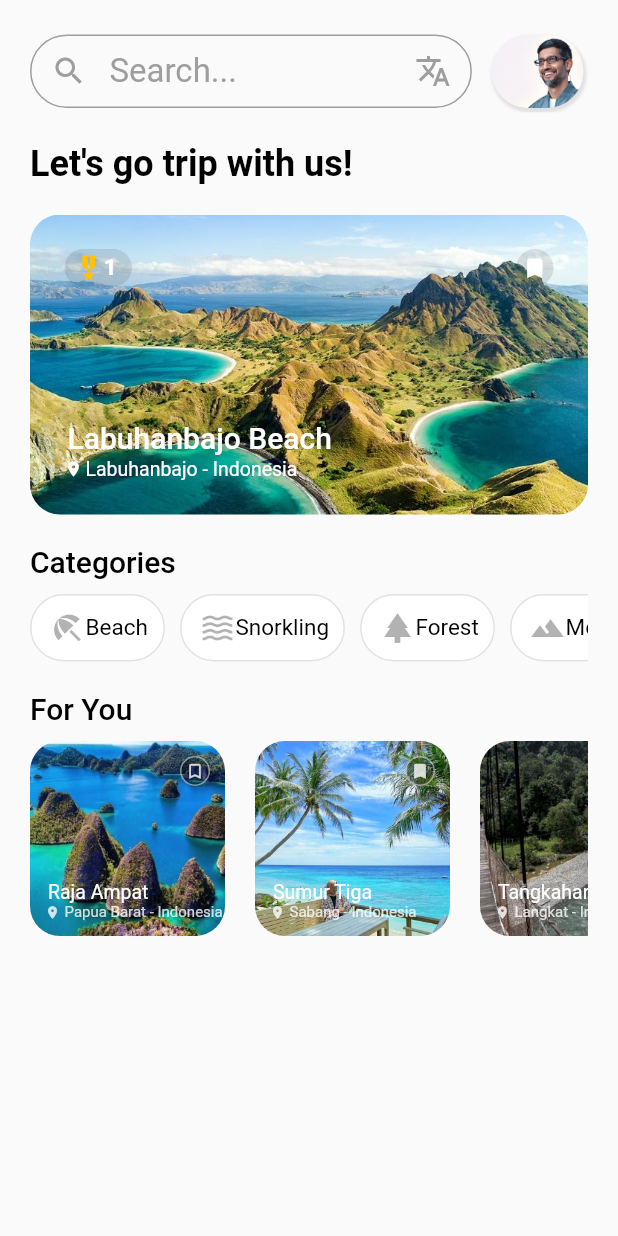
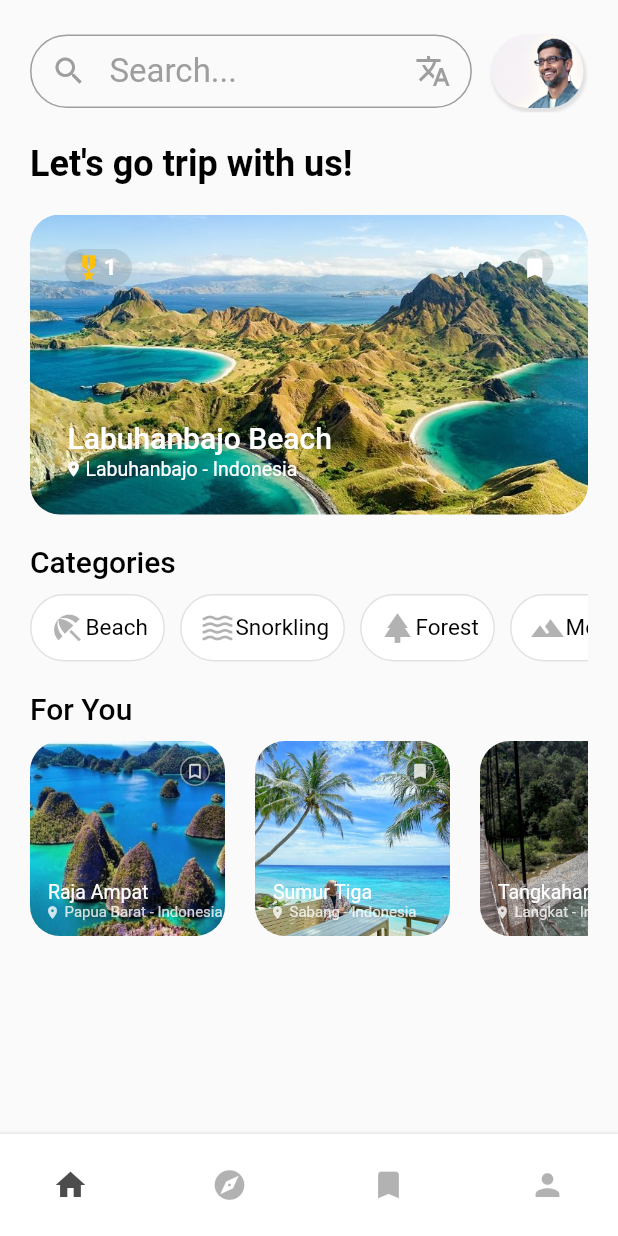
Before and after one commit to Syahro/travely, a Flutter app: the screen it shows after launch, on a phone screen of 412 x 824 dp. Run offline on Flutter 3.47's test engine with Material 2 defaults, Android fonts, the phone set to English and light mode, and no system bars; our stand-ins replace google_fonts.

Commit message:
add new NavBottomBar

```diff
--- a/lib/pages/home_page.dart
+++ b/lib/pages/home_page.dart
@@ -1,11 +1,14 @@
 import 'package:flutter/material.dart';
 import 'package:travely/theme.dart';
+import 'package:travely/widget/floating_button.dart';
 import 'package:travely/widget/recomended_card.dart';
 
 class HomePage extends StatelessWidget {
   @override
   Widget build(BuildContext context) {
     return Scaffold(
+      floatingActionButton: FloatingButton(),
+      floatingActionButtonLocation: FloatingActionButtonLocation.centerDocked,
       body: SafeArea(
         child: ListView(
           children: [
@@ -425,7 +428,10 @@ class HomePage extends StatelessWidget {
                         ),
                       ],
                     ),
-                  )
+                  ),
+                  SizedBox(
+                    height: 70,
+                  ),
                 ],
               ),
             ),
--- /dev/null
+++ b/lib/widget/floating_button.dart
@@ -0,0 +1,48 @@
+import 'package:flutter/material.dart';
+import 'package:travely/theme.dart';
+
+class FloatingButton extends StatelessWidget {
+  @override
+  Widget build(BuildContext context) {
+    return Container(
+      height: 68,
+      width: double.infinity,
+      decoration: BoxDecoration(color: whiteColor, boxShadow: [
+        BoxShadow(
+          color: Colors.black.withOpacity(0.1),
+          blurRadius: 1,
+          spreadRadius: 1,
+          offset: Offset(0, 0),
+        )
+      ]),
+      child: Padding(
+        padding: EdgeInsets.fromLTRB(35, 22, 35, 22),
+        child: Column(
+          children: [
+            Row(
+              mainAxisAlignment: MainAxisAlignment.spaceBetween,
+              children: [
+                Icon(
+                  Icons.home,
+                  color: Colors.black.withOpacity(0.7),
+                ),
+                Icon(
+                  Icons.explore,
+                  color: Colors.black.withOpacity(0.3),
+                ),
+                Icon(
+                  Icons.bookmark,
+                  color: Colors.black.withOpacity(0.3),
+                ),
+                Icon(
+                  Icons.person,
+                  color: Colors.black.withOpacity(0.3),
+                ),
+              ],
+            ),
+          ],
+        ),
+      ),
+    );
+  }
+}
```
